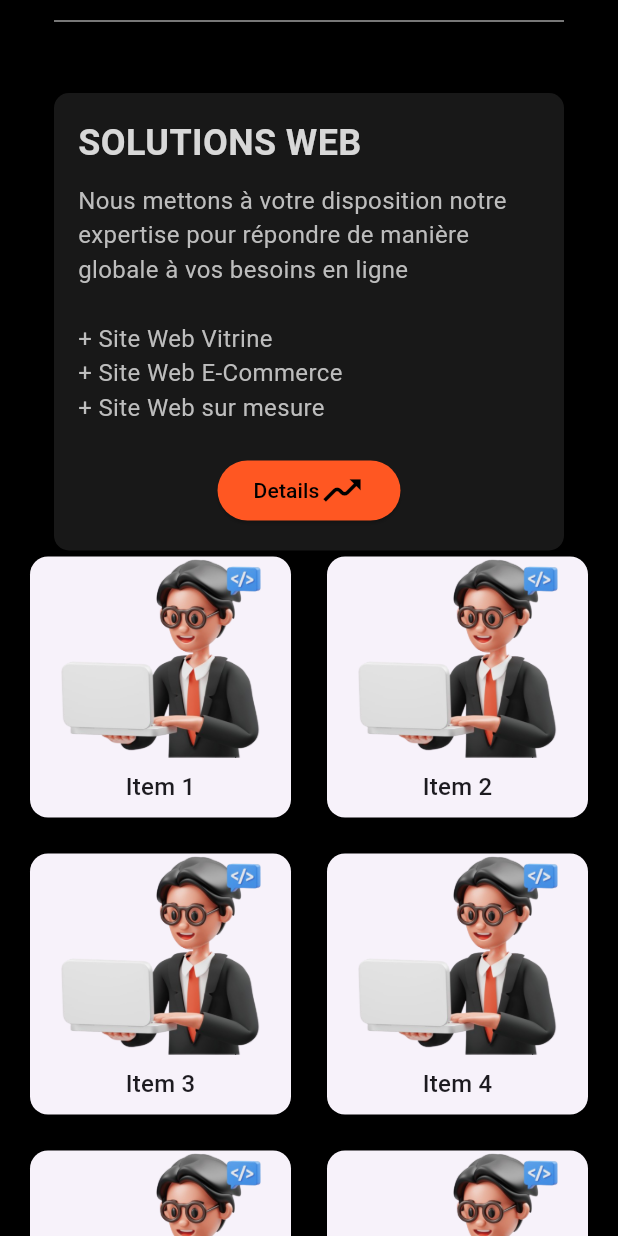
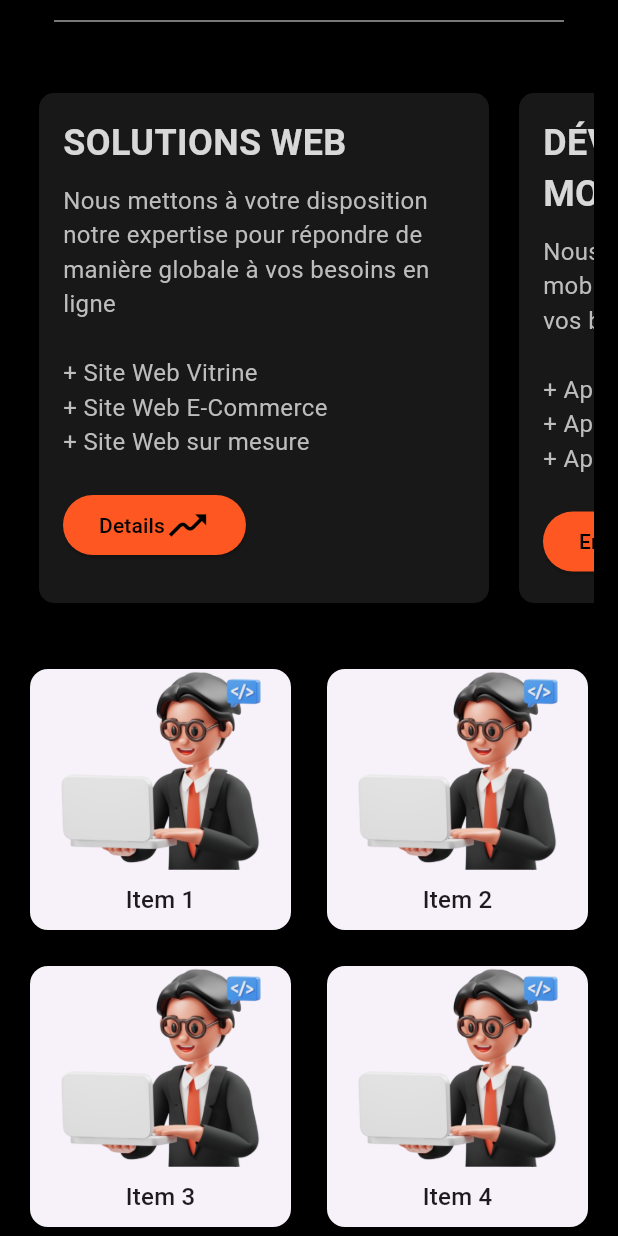
Before and after one commit to YassineAjb/LeTaff, a Flutter app: the HomeView screen opened directly, scrolled down 1728 dp, on a phone screen of 412 x 824 dp. Run offline on Flutter 3.47's test engine with Material 3 defaults, Android fonts, the phone set to English and light mode, and no system bars; missing offline and left inert: animated_introduction, rive_animated_icon.

Commit message:
HomePage_v04_HorizontalScrll

```diff
--- a/lib/Pages/HomeView.dart
+++ b/lib/Pages/HomeView.dart
@@ -14,6 +14,55 @@ class HomeView extends StatelessWidget {
       'assets/BRANDNAMELogo.png',
       'assets/NAMELogo.png',
     ];
+
+    // Data for services containers
+    final List<Map<String, dynamic>> servicesData = [
+      {
+        'title': 'SOLUTIONS WEB',
+        'description':
+            'Nous mettons à votre disposition notre expertise pour répondre de manière globale à vos besoins en ligne\n\n+ Site Web Vitrine\n+ Site Web E-Commerce\n+ Site Web sur mesure',
+        'buttonText': 'Details',
+        'buttonAction': () {
+          // Define your button action here
+          print("Details for SOLUTIONS WEB");
+        },
+        'image': 'assets/webdev.png', // Path to the image
+      },
+      {
+        'title': 'DÉVELOPPEMENT MOBILE',
+        'description':
+            'Nous créons des applications mobiles performantes et adaptées à vos besoins\n\n+ Applications iOS\n+ Applications Android\n+ Applications cross-platform',
+        'buttonText': 'En savoir plus',
+        'buttonAction': () {
+          // Define your button action here
+          print("Details for DÉVELOPPEMENT MOBILE");
+        },
+        'image': 'assets/webdev.png', // Path to the image
+      },
+      {
+        'title': 'MARKETING DIGITAL',
+        'description':
+            'Nous vous aidons à accroître votre visibilité en ligne et à atteindre vos objectifs commerciaux\n\n+ SEO\n+ SEA\n+ Réseaux sociaux',
+        'buttonText': 'Contactez-nous',
+        'buttonAction': () {
+          // Define your button action here
+          print("Details for MARKETING DIGITAL");
+        },
+        'image': 'assets/webdev.png', // Path to the image
+      },
+      {
+        'title': 'CONCEPTION GRAPHIQUE',
+        'description':
+            'Nous créons des designs uniques et attrayants pour vos supports de communication\n\n+ Logos\n+ Chartes graphiques\n+ Print et digital',
+        'buttonText': 'Voir nos travaux',
+        'buttonAction': () {
+          // Define your button action here
+          print("Details for CONCEPTION GRAPHIQUE");
+        },
+        'image': 'assets/webdev.png', // Path to the image
+      },
+    ];
+
 
     return Scaffold(
       body: CustomScrollView(
@@ -234,67 +283,63 @@ class HomeView extends StatelessWidget {
                   ),
 
                   const SizedBox(height: 40),
-
-                  // Services container
-                  Container(
-                      padding: const EdgeInsets.all(16.0), // Padding inside the container
-                      margin: const EdgeInsets.symmetric(horizontal: 20.0), // Margin around the container
+                  // Horizontal Scroll of service containers
+                  SingleChildScrollView(
+                    scrollDirection: Axis.horizontal,
+                    child: Row(
+                      children: servicesData.map((service) {
+                        return Container(
+                          width: 300,
+                          height: 340,
+                          padding: const EdgeInsets.all(16.0),
+                          margin: const EdgeInsets.symmetric(horizontal: 10.0),
                           decoration: BoxDecoration(
-                        color: const Color.fromARGB(255, 24, 24, 24), // Background color of the container
-                        borderRadius: BorderRadius.circular(10.0), // Rounded corners
+                            color: const Color.fromARGB(255, 24, 24, 24),
+                            borderRadius: BorderRadius.circular(10.0),
                             boxShadow: [
                               BoxShadow(
-                            color: Colors.black.withOpacity(0.5), // Shadow color
+                                color: Colors.black.withOpacity(0.5),
                                 spreadRadius: 2,
                                 blurRadius: 5,
-                            offset: const Offset(0, 3), // Shadow position
+                                offset: const Offset(0, 3),
                               ),
                             ],
                           ),
                           child: Column(
-                        crossAxisAlignment: CrossAxisAlignment.start, // Align children to the start
+                            crossAxisAlignment: CrossAxisAlignment.start,
                             children: [
-                          const Text(
-                            "SOLUTIONS WEB",
-                            style: TextStyle(
+                              Text(
+                                service['title'],
+                                style: const TextStyle(
                                   color: Color.fromARGB(255, 216, 216, 216),
                                   fontSize: 24.0,
                                   fontWeight: FontWeight.bold,
                                 ),
                               ),
-                          const SizedBox(height: 10.0), // Space between title and text
+                              const SizedBox(height: 10.0),
                               Text(
-                            "Nous mettons à votre disposition notre expertise pour répondre de manière globale à vos besoins en ligne\n\n"
-                            "+ Site Web Vitrine\n"
-                            "+ Site Web E-Commerce\n"
-                            "+ Site Web sur mesure",
+                                service['description'],
                                 style: TextStyle(
                                   color: Colors.grey[400],
                                   fontSize: 16.0,
                                 ),
                               ),
-
-                          const SizedBox(height: 20.0), // Space between text and button
-                          Center(
-                            child: ElevatedButton(
-                              onPressed: () {
-                                // Define your button action here
-                              },
+                              const SizedBox(height: 20.0),
+                              ElevatedButton(
+                                onPressed: service['buttonAction'],
                                 style: ElevatedButton.styleFrom(
-                                backgroundColor: Colors.deepOrange, // Button color
+                                  backgroundColor: Colors.deepOrange,
                                 ),
-                              child: const Row(
+                                child: Row(
                                   mainAxisSize: MainAxisSize.min,
-                              //mainAxisAlignment: MainAxisAlignment.start,
-                              //mainAxisAlignment: MainAxisAlignment.end,
                                   children: [
                                     Text(
-                                  "Details",
-                                  style: TextStyle(
+                                      service['buttonText'],
+                                      style: const TextStyle(
                                         color: Colors.black,
                                       ),
                                     ),
-                                Icon(
+                                    const Icon(
                                       Icons.moving,
                                       color: Colors.black,
                                       size: 30,
@@ -302,10 +347,13 @@ class HomeView extends StatelessWidget {
                                   ],
                                 ),
                               ),
-                          ),
                             ],
                           ),
+                        );
+                      }).toList(),
                     ),
+                  ),
+                  const SizedBox(height: 40),
 
                   // Grid view of cards
                   GridView.builder(
```
Also changed, not shown: assets/maintenance.png (added), assets/marketing.png (added), assets/mobiledev.png (added), assets/webdev.png (added). Lines whose indentation alone changed are shown as unchanged.
